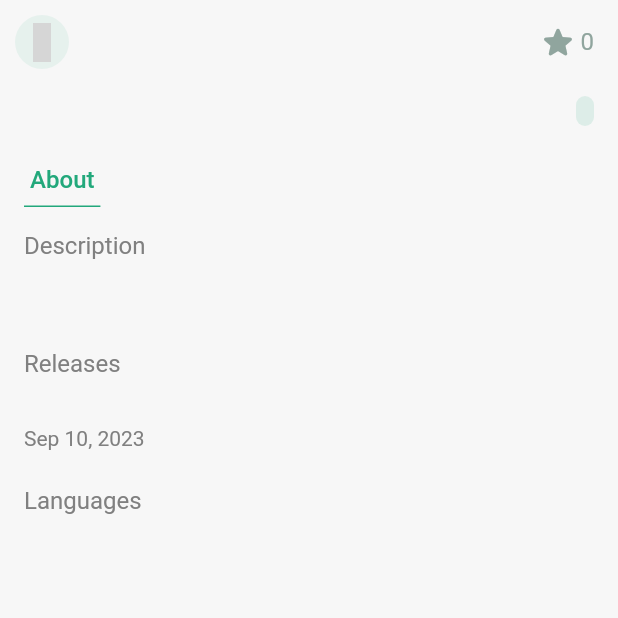
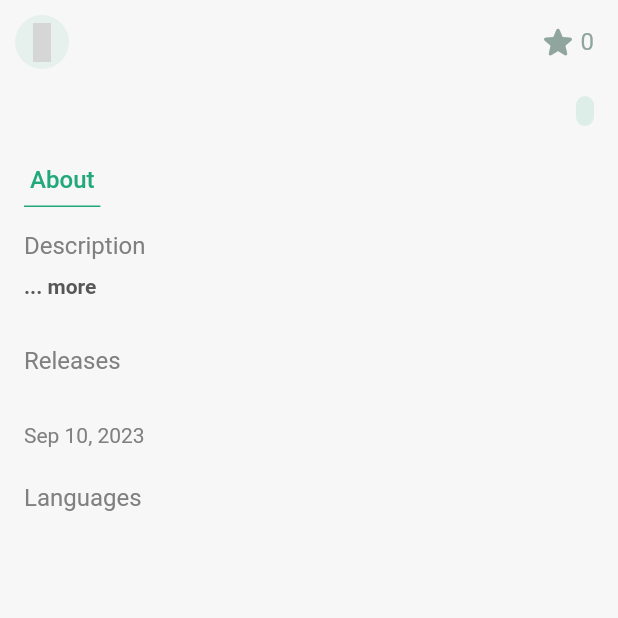
Before and after one commit to sosualfred/flutter_github_app, a Flutter app: the RepoDetailsScreen screen opened directly with empty values, on a phone screen of 412 x 824 dp, the top half of it. Run offline on Flutter 3.47's test engine with Material 2 defaults, Android fonts, the phone set to English and light mode, and no system bars; our stand-ins replace flutter_riverpod, graphql_flutter, iconsax_flutter; missing offline and left inert: ms_undraw, primer_progress_bar; network calls fail; grey boxes are pictures that could not be loaded.

```diff
--- a/lib/screens/repo_details_screen.dart
+++ b/lib/screens/repo_details_screen.dart
@@ -4,6 +4,7 @@ import 'package:flutter_github_app/utils/formatters.dart';
 import 'package:flutter_github_app/widgets/common/app_back_button.dart';
 import 'package:flutter_github_app/widgets/common/chips.dart';
 import 'package:flutter_github_app/widgets/common/label.dart';
+import 'package:flutter_github_app/widgets/common/read_more.dart';
 import 'package:flutter_github_app/widgets/common/repo_langs_progress_bar.dart';
 
 class RepoDetailsScreen extends StatelessWidget {
@@ -109,9 +110,10 @@ class RepoDetailsScreen extends StatelessWidget {
                                     color: grey500,
                                   ),
                                 ),
-                                const SizedBox(height: 12),
-                                Text(
-                                  repo['description'] ?? '---',
+                                const SizedBox(height: 10),
+                                ReadMoreTextWidget(
+                                  text: repo['description'] ?? '---',
+                                  maxLines: 10,
                                   style: const TextStyle(
                                     fontSize: 14,
                                     color: grey700,
--- /dev/null
+++ b/lib/widgets/common/read_more.dart
@@ -0,0 +1,91 @@
+import 'package:flutter/gestures.dart';
+import 'package:flutter/material.dart';
+
+class ReadMoreTextWidget extends StatefulWidget {
+  const ReadMoreTextWidget({
+    Key? key,
+    required this.text,
+    this.style,
+    this.maxLines,
+    this.shouldExpand = true,
+  }) : super(key: key);
+  final String text;
+  final TextStyle? style;
+  final int? maxLines;
+  final bool shouldExpand;
+
+  @override
+  State<ReadMoreTextWidget> createState() => _ReadMoreTextWidgetState();
+}
+
+class _ReadMoreTextWidgetState extends State<ReadMoreTextWidget> {
+  bool isCollapsed = true;
+  @override
+  Widget build(BuildContext context) {
+    return LayoutBuilder(
+      builder: (context, constraints) {
+        final double maxWidth = constraints.maxWidth;
+        final text = TextSpan(text: widget.text);
+
+        final link = TextSpan(
+          text: isCollapsed ? '... ' : '\n',
+          style: const TextStyle(
+            fontWeight: FontWeight.bold,
+          ),
+          children: [
+            TextSpan(
+              text: isCollapsed ? 'more' : 'Show less',
+              recognizer: TapGestureRecognizer()
+                ..onTap = () => {
+                      if (widget.shouldExpand)
+                        {
+                          setState(() {
+                            isCollapsed = !isCollapsed;
+                          }),
+                        },
+                    },
+            ),
+          ],
+        );
+        final textPainter = TextPainter(
+          text: link,
+          maxLines: widget.maxLines ?? 2,
+          textDirection: Directionality.of(context),
+        );
+        textPainter.layout(minWidth: constraints.minWidth, maxWidth: maxWidth);
+        final linkSize = textPainter.size;
+
+        textPainter.text = text;
+        textPainter.layout(minWidth: constraints.minWidth, maxWidth: maxWidth);
+        final textSize = textPainter.size;
+
+        int? endIndex;
+
+        if (linkSize.width < maxWidth) {
+          final pos = textPainter.getPositionForOffset(
+            Offset(
+              textSize.width - linkSize.width,
+              textSize.height,
+            ),
+          );
+          endIndex = textPainter.getOffsetBefore(pos.offset);
+        } else {
+          var pos = textPainter.getPositionForOffset(
+            textSize.bottomLeft(Offset.zero),
+          );
+          endIndex = pos.offset;
+        }
+        return RichText(
+          softWrap: true,
+          overflow: TextOverflow.clip,
+          text: TextSpan(
+            text:
+                isCollapsed ? widget.text.substring(0, endIndex) : widget.text,
+            style: widget.style,
+            children: <TextSpan>[link],
+          ),
+        );
+      },
+    );
+  }
+}
--- a/lib/widgets/home/repo_card.dart
+++ b/lib/widgets/home/repo_card.dart
@@ -85,6 +85,8 @@ class RepoCard extends StatelessWidget {
                   fontSize: 12,
                   color: grey500,
                 ),
+                maxLines: 2,
+                overflow: TextOverflow.ellipsis,
               ),
               const SizedBox(
                 height: 8,
```
Also changed, not shown: lib/providers/search_provider.dart (added, +13 -0 lines), lib/screens/home/home_screen.dart (+24 -33 lines), lib/screens/home/sections/repos_tab_view.dart (+49 -69 lines), lib/screens/home/sections/users_tab_view.dart (+50 -69 lines), lib/utils/helpers.dart (added, +15 -0 lines), lib/widgets/common/results_count.dart (added, +36 -0 lines).
